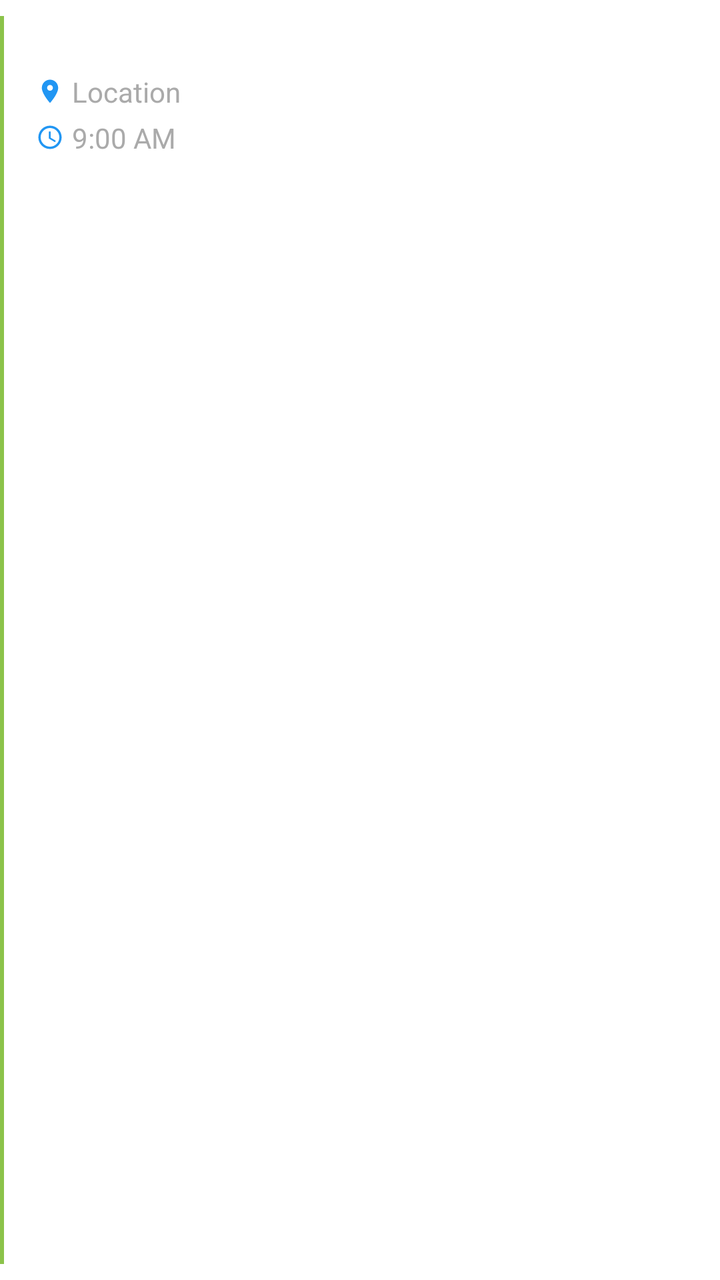
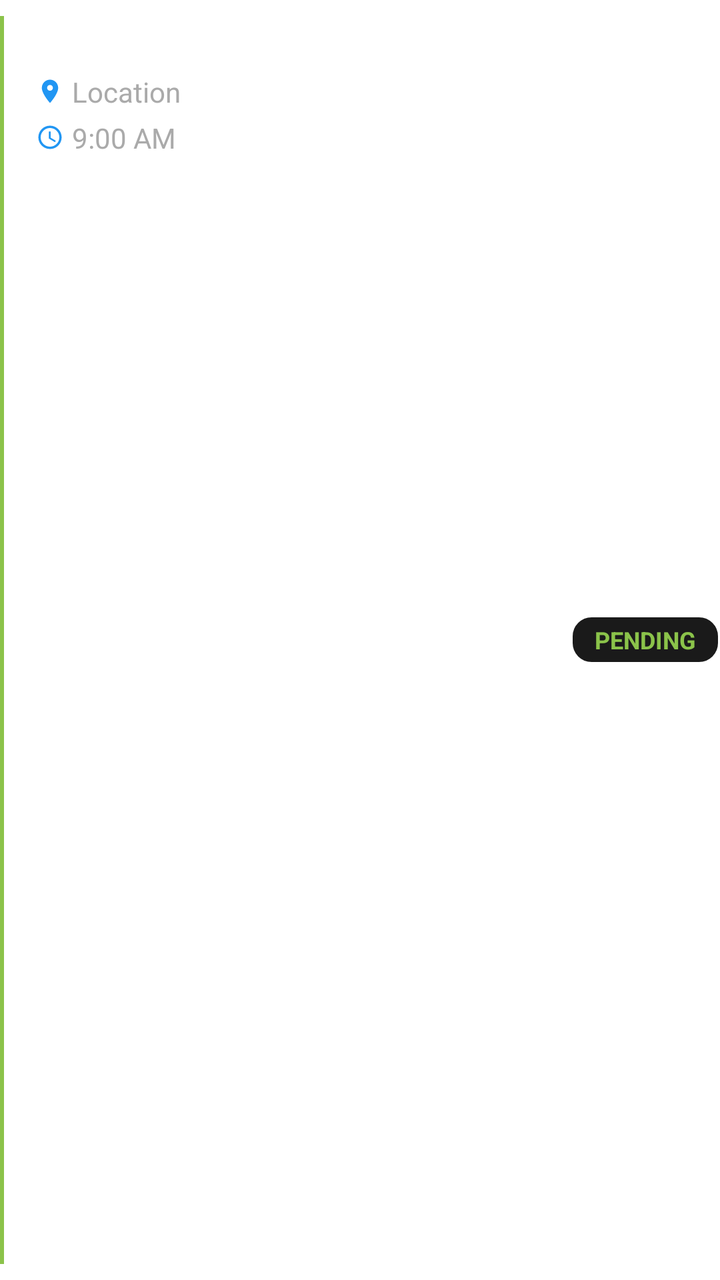

Two renders of the same Android screen: before a commit and after it. Below are the layout's source before the change and the commit's diff.
<!-- AndroidManifest.xml: application theme Theme.MyCalendar2026SAR -->
<!-- res/layout/item_event_details.xml -->
<?xml version="1.0" encoding="utf-8"?>
<LinearLayout xmlns:android="http://schemas.android.com/apk/res/android"
    xmlns:app="http://schemas.android.com/apk/res-auto"
    android:layout_width="match_parent"
    android:layout_height="wrap_content"
    android:orientation="horizontal"
    android:paddingVertical="8dp">

    
    <View
        android:id="@+id/priorityLine"
        android:layout_width="2dp"
        android:layout_height="match_parent"
        android:layout_marginEnd="16dp"
        android:background="@color/light_green" />

    <LinearLayout
        android:layout_width="0dp"
        android:layout_height="wrap_content"
        android:layout_weight="1"
        android:orientation="vertical">

        <TextView
            android:id="@+id/detailTitle"
            android:layout_width="match_parent"
            android:layout_height="wrap_content"
            android:text="Event Title"
            android:textColor="@color/white"
            android:textSize="18sp"
            android:textStyle="bold" />

        <LinearLayout
            android:id="@+id/locationLayout"
            android:layout_width="match_parent"
            android:layout_height="wrap_content"
            android:orientation="horizontal"
            android:gravity="center_vertical"
            android:layout_marginTop="4dp">

            <ImageView
                android:layout_width="14dp"
                android:layout_height="14dp"
                android:src="@drawable/ic_location"
                android:contentDescription="Location"
                app:tint="@color/blue" />

            <TextView
                android:id="@+id/detailLocation"
                android:layout_width="wrap_content"
                android:layout_height="wrap_content"
                android:text="Location"
                android:textColor="#AAAAAA"
                android:textSize="14sp"
                android:layout_marginStart="4dp" />
        </LinearLayout>

        <LinearLayout
            android:layout_width="match_parent"
            android:layout_height="wrap_content"
            android:orientation="horizontal"
            android:gravity="center_vertical"
            android:layout_marginTop="4dp">

            <ImageView
                android:layout_width="14dp"
                android:layout_height="14dp"
                android:src="@drawable/ic_clock"
                android:contentDescription="Time"
                app:tint="@color/blue" />

            <TextView
                android:id="@+id/detailTime"
                android:layout_width="wrap_content"
                android:layout_height="wrap_content"
                android:text="9:00 AM"
                android:textColor="#AAAAAA"
                android:textSize="14sp"
                android:layout_marginStart="4dp" />
        </LinearLayout>

    </LinearLayout>

</LinearLayout>
<!-- resources referenced by this layout -->
<resources>
  <color name="blue">#2196F3</color>
  <color name="light_green">#8BC34A</color>
  <color name="white">#FFFFFFFF</color>
  <!-- drawable ic_clock (drawable) -->
  <vector xmlns:android="http://schemas.android.com/apk/res/android"
      android:width="24dp"
      android:height="24dp"
      android:viewportWidth="24"
      android:viewportHeight="24">
      <path
          android:fillColor="#AAAAAA"
          android:pathData="M11.99,2C6.47,2 2,6.48 2,12s4.47,10 9.99,10C17.52,22 22,17.52 22,12S17.52,2 11.99,2zM12,20c-4.42,0 -8,-3.58 -8,-8s3.58,-8 8,-8 8,3.58 8,8 -3.58,8 -8,8z" />
      <path
          android:fillColor="#AAAAAA"
          android:pathData="M12.5,7L11,7v6l5.25,3.15 0.75,-1.23 -4.5,-2.67z" />
  </vector>
  <!-- drawable ic_location (drawable) -->
  <vector xmlns:android="http://schemas.android.com/apk/res/android"
      android:width="24dp"
      android:height="24dp"
      android:viewportWidth="24"
      android:viewportHeight="24">
      <path
          android:fillColor="#AAAAAA"
          android:pathData="M12,2C8.13,2 5,5.13 5,9c0,5.25 7,13 7,13s7,-7.75 7,-13c0,-3.87 -3.13,-7 -7,-7zM12,11.5c-1.38,0 -2.5,-1.12 -2.5,-2.5s1.12,-2.5 2.5,-2.5 2.5,1.12 2.5,2.5 -1.12,2.5 -2.5,2.5z" />
  </vector>
  <color name="hunter_green">#355E3B</color>
  <color name="teal_200">#FF03DAC5</color>
  <color name="teal_700">#FF018786</color>
  <color name="black">#FF000000</color>
  <style name="CustomMenuTextAppearance" parent="TextAppearance.AppCompat.Widget.PopupMenu.Large">
          <item name="android:textSize">@dimen/_10ssp</item>
          <item name="android:textColor">@color/white</item>
      </style>
  <style name="CustomPopupMenuStyle" parent="Widget.AppCompat.PopupMenu">
          <item name="android:minWidth">@dimen/_110sdp</item>
      </style>
  <style name="CustomAlertDialogTheme" parent="ThemeOverlay.MaterialComponents.MaterialAlertDialog">
          <item name="colorPrimary">@color/light_green</item>
          <item name="colorAccent">@color/light_green</item>
          <item name="colorSecondary">@color/light_green</item>
          <item name="android:textColorPrimary">@color/white</item>
          
          <item name="buttonBarPositiveButtonStyle">@style/GreenButtonStyle</item>
          <item name="buttonBarNegativeButtonStyle">@style/GreenButtonStyle</item>
          <item name="buttonBarNeutralButtonStyle">@style/GreenButtonStyle</item>
      </style>
  <style name="GreenButtonStyle" parent="Widget.MaterialComponents.Button.TextButton">
          <item name="android:textColor">@color/light_green</item>
      </style>
  <!-- unchanged entries left out for length: 1 -->
</resources>

<!-- the commit's change to res/layout/item_event_details.xml (unified diff, before → after) -->
@@ -80,4 +80,19 @@
 
     </LinearLayout>
 
+    <TextView
+        android:id="@+id/detailStatus"
+        android:layout_width="wrap_content"
+        android:layout_height="wrap_content"
+        android:layout_gravity="center_vertical"
+        android:background="@drawable/task_input_border"
+        android:paddingHorizontal="12dp"
+        android:paddingVertical="4dp"
+        android:text="PENDING"
+        android:textColor="@color/light_green"
+        android:textSize="12sp"
+        android:textStyle="bold"
+        android:clickable="true"
+        android:focusable="true" />
+
 </LinearLayout>
<!-- resource entries referenced after the edit -->
@@ -26,6 +26,16 @@
           android:fillColor="#AAAAAA"
           android:pathData="M12,2C8.13,2 5,5.13 5,9c0,5.25 7,13 7,13s7,-7.75 7,-13c0,-3.87 -3.13,-7 -7,-7zM12,11.5c-1.38,0 -2.5,-1.12 -2.5,-2.5s1.12,-2.5 2.5,-2.5 2.5,1.12 2.5,2.5 -1.12,2.5 -2.5,2.5z" />
   </vector>
+  <!-- drawable task_input_border (drawable) -->
+  <?xml version="1.0" encoding="utf-8"?>
+  <shape xmlns:android="http://schemas.android.com/apk/res/android">
+      <solid android:color="@color/card_dark" />
+      <stroke
+          android:width="1dp"
+          android:color="@color/white" />
+      <corners android:radius="10dp" />
+  </shape>
+  <color name="card_dark">#1A1A1A</color>
   <color name="hunter_green">#355E3B</color>
   <color name="teal_200">#FF03DAC5</color>
   <color name="teal_700">#FF018786</color>
